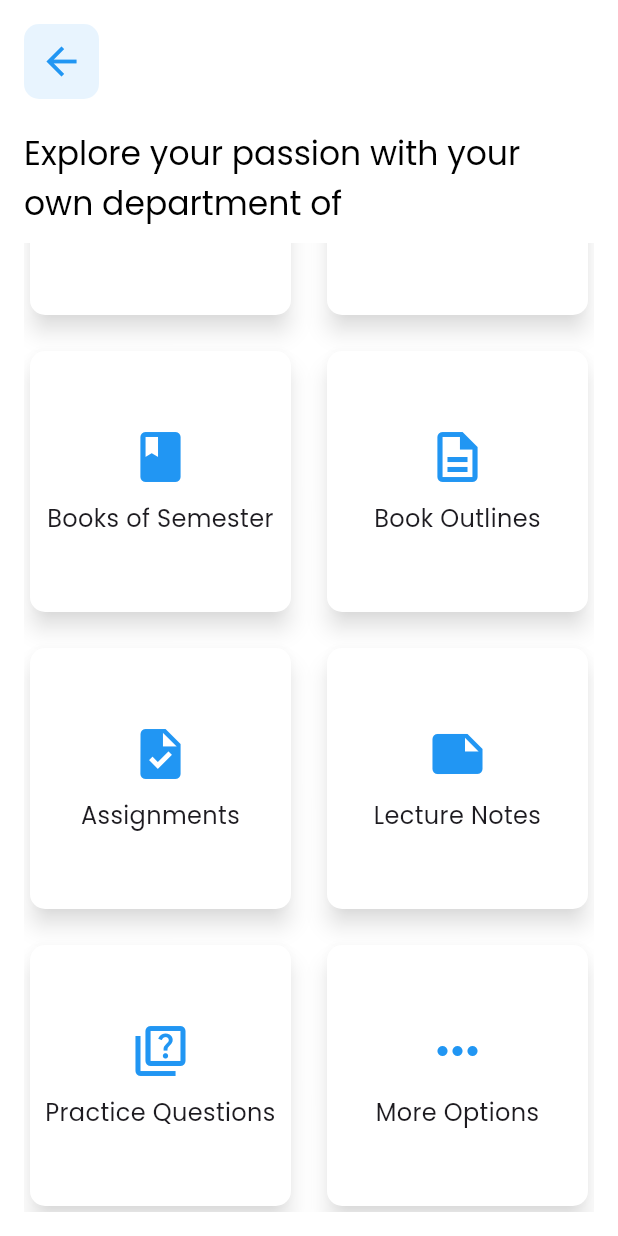
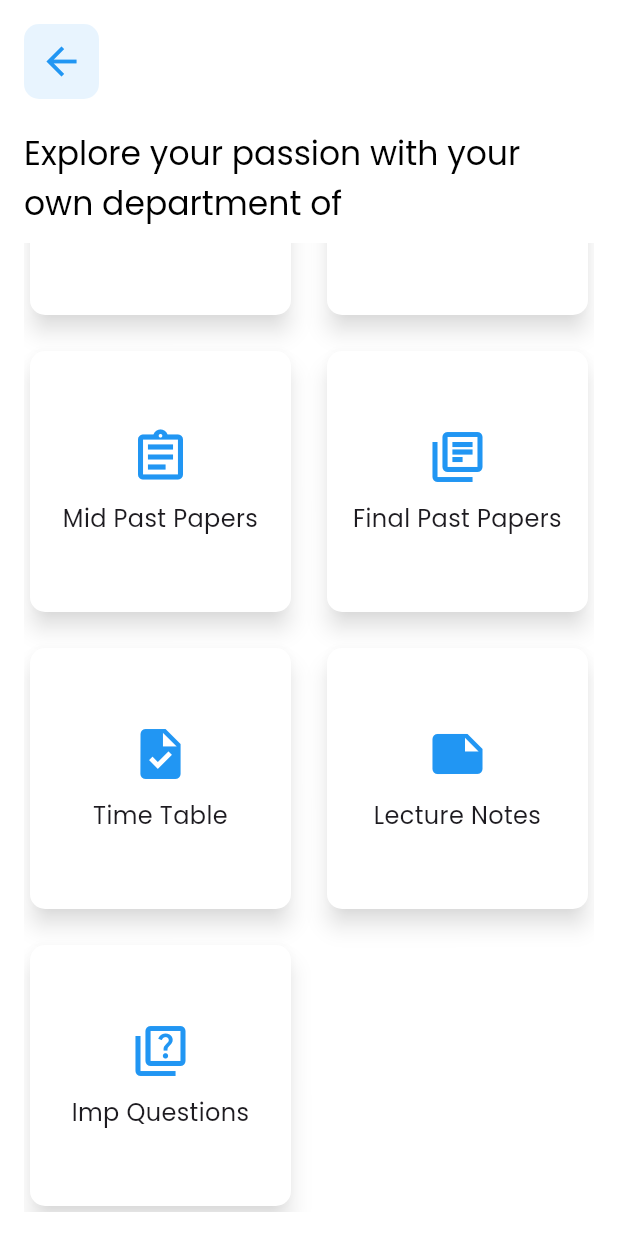
Before and after one commit to HaiderAli228/DocView, a Flutter app: the SemesterDetailView screen opened directly with empty values, scrolled down 130 dp, on a phone screen of 412 x 824 dp. Run offline on Flutter 3.47's test engine with Material 3 defaults, Android fonts, the phone set to English and light mode, and no system bars; our stand-ins replace animated_text_kit, carousel_slider, file_picker, firebase_core, fluttertoast, google_generative_ai and 2 more; missing offline and left inert: docx_to_text, syncfusion_flutter_pdf; accounts and stored records are empty.

Commit message:
adding more screen on semester detail

```diff
--- a/lib/view/dept_detail_view.dart
+++ b/lib/view/dept_detail_view.dart
@@ -14,14 +14,14 @@ class DeptDetailView extends StatelessWidget {
   });
 
   final semesterDetails = [
-    {'icon': Icons.looks_one, 'name': "Semester 1"},
-    {'icon': Icons.looks_two, 'name': "Semester 2"},
-    {'icon': Icons.looks_3, 'name': "Semester 3"},
-    {'icon': Icons.looks_4, 'name': "Semester 4"},
-    {'icon': Icons.looks_5, 'name': "Semester 5"},
-    {'icon': Icons.looks_6, 'name': "Semester 6"},
-    {'icon': Icons.auto_graph, 'name': "Semester 7"},
-    {'icon': Icons.workspace_premium, 'name': "Semester 8"},
+    {'icon': Icons.looks_one, 'name': "Semester"},
+    {'icon': Icons.looks_two, 'name': "Semester"},
+    {'icon': Icons.looks_3, 'name': "Semester"},
+    {'icon': Icons.looks_4, 'name': "Semester"},
+    {'icon': Icons.looks_5, 'name': "Semester"},
+    {'icon': Icons.looks_6, 'name': "Semester"},
+    {'icon': Icons.auto_graph, 'name': "Research \nSemester"},
+    {'icon': Icons.workspace_premium, 'name': "    Final \nSemester"},
   ];
 
   @override
--- a/lib/view/semester_detail_view.dart
+++ b/lib/view/semester_detail_view.dart
@@ -74,24 +74,8 @@ class SemesterDetailView extends StatelessWidget {
                   children: [
                     _buildOptionCard(
                       context,
-                      icon: Icons.assignment_outlined,
-                      label: "MIS Past Papers",
-                      onTap: () {
-                        // Navigate to MIS Past Papers
-                      },
-                    ),
-                    _buildOptionCard(
-                      context,
-                      icon: Icons.library_books_outlined,
-                      label: "Final Past Papers",
-                      onTap: () {
-                        // Navigate to Final Past Papers
-                      },
-                    ),
-                    _buildOptionCard(
-                      context,
                       icon: Icons.book,
-                      label: "Books of Semester",
+                      label: "Semester Books",
                       onTap: () {
                         // Navigate to Books of Semester
                       },
@@ -106,8 +90,25 @@ class SemesterDetailView extends StatelessWidget {
                     ),
                     _buildOptionCard(
                       context,
+                      icon: Icons.assignment_outlined,
+                      label: "Mid Past Papers",
+                      onTap: () {
+                        // Navigate to MIS Past Papers
+                      },
+                    ),
+                    _buildOptionCard(
+                      context,
+                      icon: Icons.library_books_outlined,
+                      label: "Final Past Papers",
+                      onTap: () {
+                        // Navigate to Final Past Papers
+                      },
+                    ),
+
+                    _buildOptionCard(
+                      context,
                       icon: Icons.task,
-                      label: "Assignments",
+                      label: "Time Table",
                       onTap: () {
                         // Navigate to Assignments
                       },
@@ -123,19 +124,12 @@ class SemesterDetailView extends StatelessWidget {
                     _buildOptionCard(
                       context,
                       icon: Icons.quiz_outlined,
-                      label: "Practice Questions",
+                      label: "Imp Questions",
                       onTap: () {
                         // Navigate to Practice Questions
                       },
                     ),
-                    _buildOptionCard(
-                      context,
-                      icon: Icons.more_horiz,
-                      label: "More Options",
-                      onTap: () {
-                        // Navigate to More Options
-                      },
-                    ),
+
                   ],
                 ),
               ),
```
Also changed, not shown: lib/view/SemesterDetailView/book_outlines.dart (added), lib/view/SemesterDetailView/final_past_paper.dart (added), lib/view/SemesterDetailView/imp_question.dart (added), lib/view/SemesterDetailView/lecture_notes.dart (added), lib/view/SemesterDetailView/mid_past_paper.dart (added), lib/view/SemesterDetailView/semester_book.dart (added), lib/view/SemesterDetailView/time_table.dart (added).
